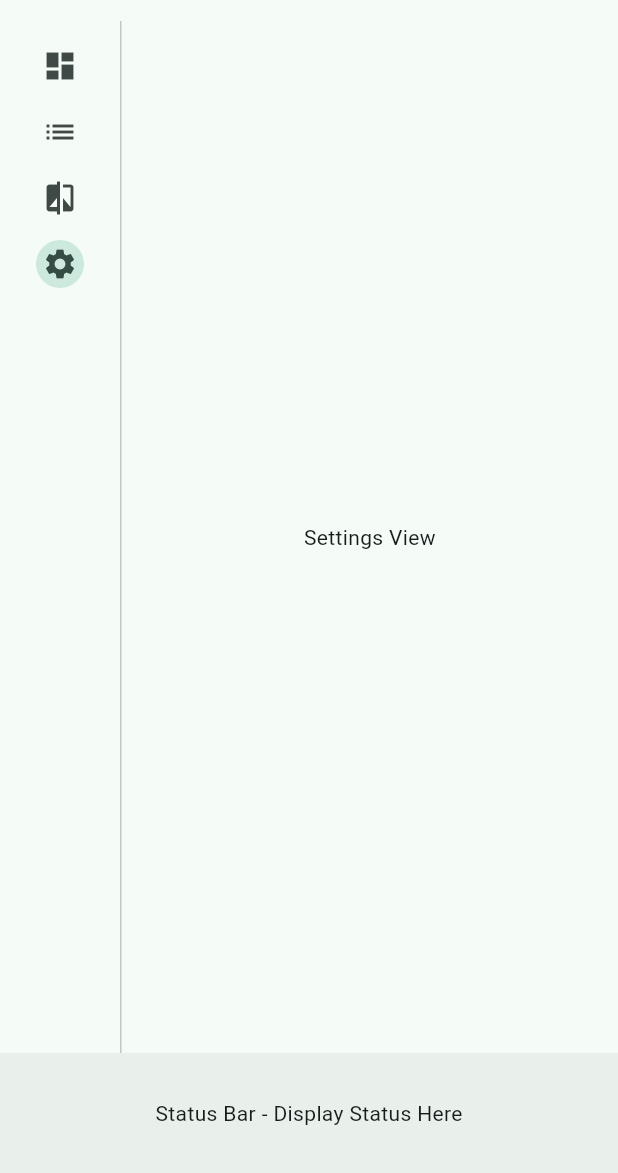
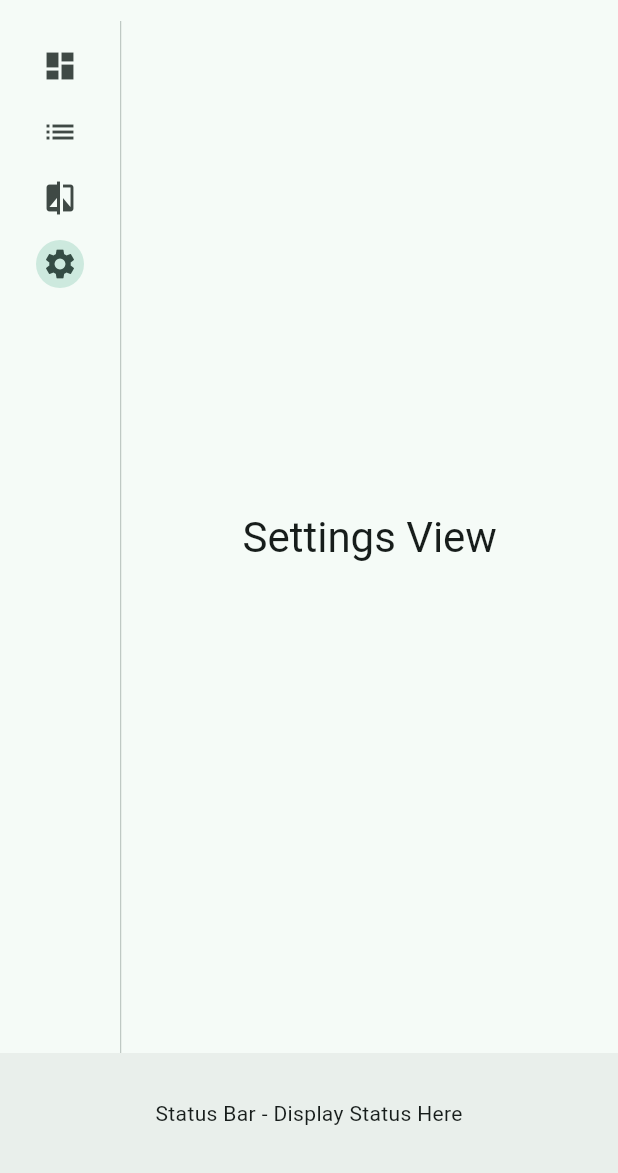
Before and after one commit to rgehrsitz/archon_flutter, a Flutter app: the screen it shows after launch, after a tap on "Equipment Listing", after a tap on "Git View", after a tap on "Settings", on a phone screen of 412 x 824 dp, the part 63-1236 px from its top. Run offline on Flutter 3.47's test engine with Material 3 defaults, Android fonts, the phone set to English and light mode, and no system bars.

Commit message:
Add new views to navigation panel

```diff
--- a/lib/main.dart
+++ b/lib/main.dart
@@ -1,4 +1,8 @@
 import 'package:flutter/material.dart';
+import 'package:archon/views/dashboard_view.dart';
+import 'package:archon/views/equipment_view.dart';
+import 'package:archon/views/git_view.dart';
+import 'package:archon/views/settings_view.dart';
 
 void main() {
   runApp(const MyApp());
@@ -108,44 +112,8 @@ class _MyHomePageState extends State<MyHomePage> {
         return const SettingsView();
       // Add other cases for different views
       default:
-        return const Center(child: Text('Select an item from the drawer'));
+        return const Center(
+            child: Text('Select an item from the navigation panel'));
     }
   }
 }
-
-// Placeholder widgets for different views
-class DashboardView extends StatelessWidget {
-  const DashboardView({super.key});
-
-  @override
-  Widget build(BuildContext context) {
-    return const Center(child: Text('Dashboard View'));
-  }
-}
-
-class EquipmentView extends StatelessWidget {
-  const EquipmentView({super.key});
-
-  @override
-  Widget build(BuildContext context) {
-    return const Center(child: Text('Equipment View'));
-  }
-}
-
-class GitView extends StatelessWidget {
-  const GitView({super.key});
-
-  @override
-  Widget build(BuildContext context) {
-    return const Center(child: Text('Git View'));
-  }
-}
-
-class SettingsView extends StatelessWidget {
-  const SettingsView({super.key});
-
-  @override
-  Widget build(BuildContext context) {
-    return const Center(child: Text('Settings View'));
-  }
-}
--- /dev/null
+++ b/lib/views/dashboard_view.dart
@@ -0,0 +1,16 @@
+import 'package:flutter/material.dart';
+
+class DashboardView extends StatelessWidget {
+  const DashboardView({super.key});
+
+  @override
+  Widget build(BuildContext context) {
+    return Scaffold(
+      body: Center(
+        child: Text('Dashboard View',
+            style: Theme.of(context).textTheme.headlineMedium),
+      ),
+      // Add more widgets and functionality as needed
+    );
+  }
+}
--- /dev/null
+++ b/lib/views/equipment_view.dart
@@ -0,0 +1,16 @@
+import 'package:flutter/material.dart';
+
+class EquipmentView extends StatelessWidget {
+  const EquipmentView({super.key});
+
+  @override
+  Widget build(BuildContext context) {
+    return Scaffold(
+      body: Center(
+        child: Text('Equipment View',
+            style: Theme.of(context).textTheme.headlineMedium),
+      ),
+      // Add more widgets and functionality as needed
+    );
+  }
+}
--- /dev/null
+++ b/lib/views/git_view.dart
@@ -0,0 +1,16 @@
+import 'package:flutter/material.dart';
+
+class GitView extends StatelessWidget {
+  const GitView({super.key});
+
+  @override
+  Widget build(BuildContext context) {
+    return Scaffold(
+      body: Center(
+        child:
+            Text('Git View', style: Theme.of(context).textTheme.headlineMedium),
+      ),
+      // Add more widgets and functionality as needed
+    );
+  }
+}
--- /dev/null
+++ b/lib/views/settings_view.dart
@@ -0,0 +1,16 @@
+import 'package:flutter/material.dart';
+
+class SettingsView extends StatelessWidget {
+  const SettingsView({super.key});
+
+  @override
+  Widget build(BuildContext context) {
+    return Scaffold(
+      body: Center(
+        child: Text('Settings View',
+            style: Theme.of(context).textTheme.headlineMedium),
+      ),
+      // Add more widgets and functionality as needed
+    );
+  }
+}
```
